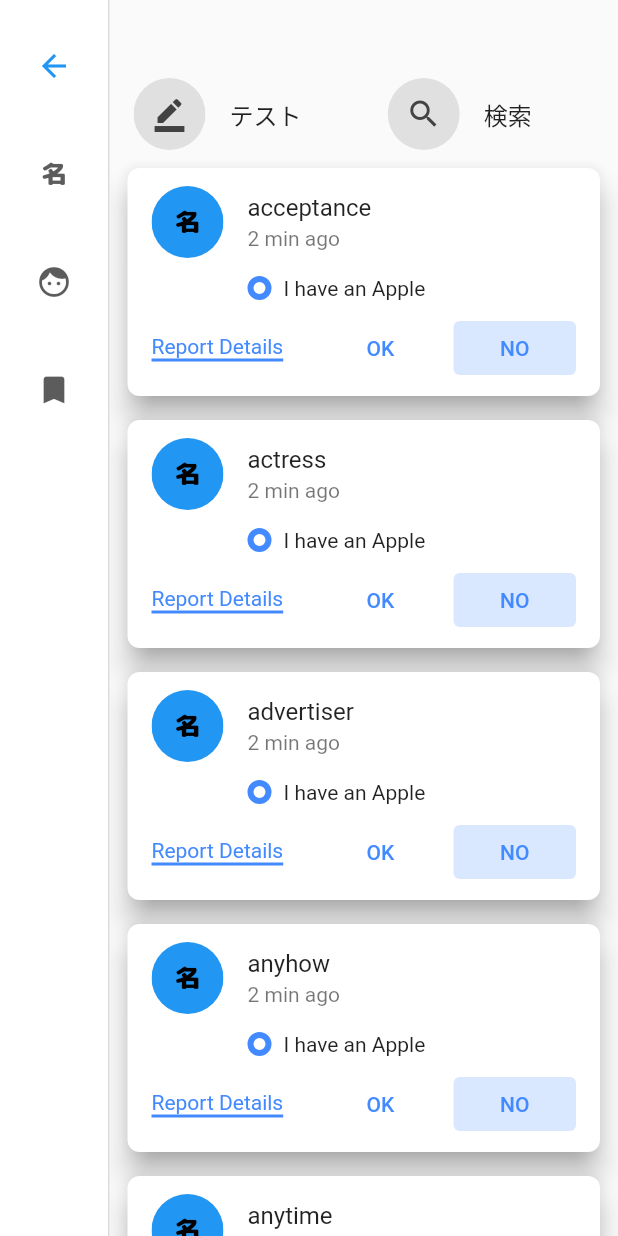
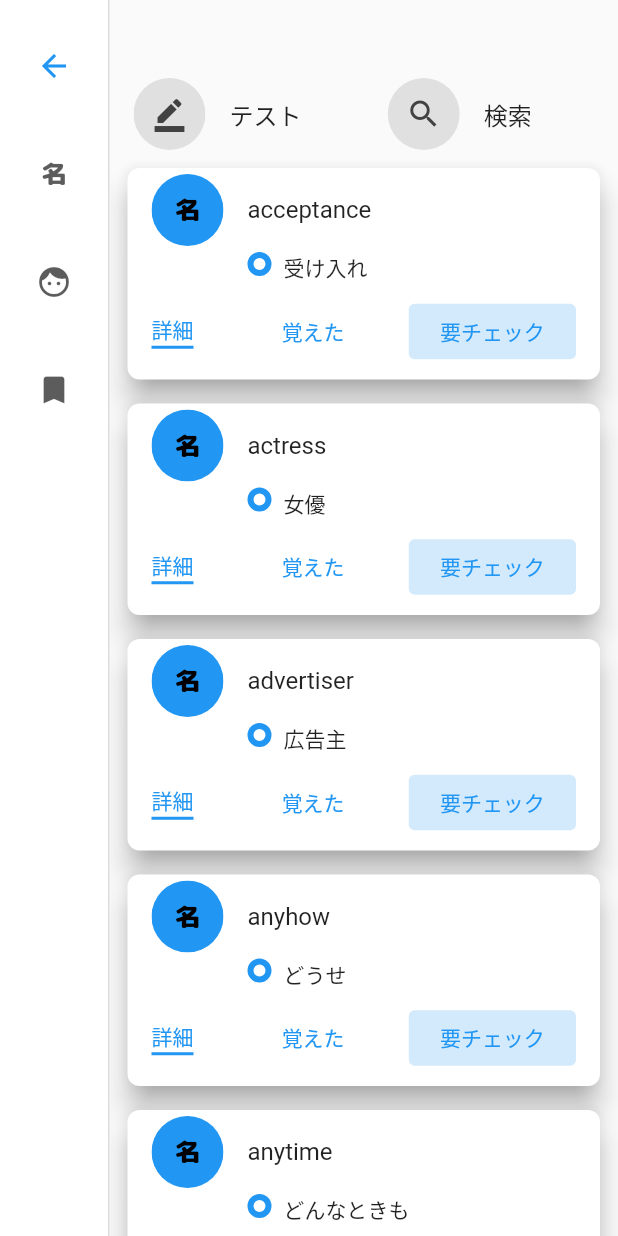
Before and after one commit to shunsuke8935/FLUTTER_EITANGO, a Flutter app: the screen it shows after launch, after a tap on "名詞", on a phone screen of 412 x 824 dp. Run offline on Flutter 3.47's test engine with Material 2 defaults, Android fonts, the phone set to English and light mode, and no system bars; our stand-ins replace sqflite; accounts and stored records are empty.

Commit message:
flutter開発

```diff
--- a/fluttereitango/lib/pages/listpage/wordheader.dart
+++ b/fluttereitango/lib/pages/listpage/wordheader.dart
@@ -155,7 +155,7 @@ class _PostsHeader extends StatelessWidget {
 
 class _Post extends StatelessWidget {
   final String name;
-  final String message;
+  final String mean;
   final String textReason;
   final Color colorPrimary;
   final Color colorPositive;
@@ -167,7 +167,7 @@ class _Post extends StatelessWidget {
   const _Post(
       {Key? key,
       required this.name,
-      required this.message,
+      required this.mean,
       required this.textReason,
       required this.colorPrimary,
       required this.colorPositive,
@@ -194,7 +194,6 @@ class _Post extends StatelessWidget {
                 child: _PartContainer(part),
               ),
               title: Text(name),
-              subtitle: Text('2 min ago'),
             ),
             Container(
               padding: EdgeInsets.symmetric(horizontal: 8),
@@ -211,7 +210,7 @@ class _Post extends StatelessWidget {
                     ),
                   ),
                   SizedBox(width: 8),
-                  Flexible(child: Text(message)),
+                  Flexible(child: Text(mean)),
                 ],
               ),
             ),
@@ -227,7 +226,7 @@ class _Post extends StatelessWidget {
                     ),
                     child: Text(
                       textReason,
-                      style: TextStyle(color: Colors.blueAccent),
+                      style: TextStyle(color: colorPrimary),
                     ),
                   ),
                   SizedBox(width: 24),
@@ -262,9 +261,19 @@ class _Post extends StatelessWidget {
 }
 
 class _PostGreen extends StatelessWidget {
-  _PostGreen(this.word, this.part);
+  _PostGreen(this.word, this.part, this.mean);
   String word;
   String part;
+  String mean;
+
+  Map someColor = {
+    "名詞": Colors.blue,
+    "動詞": Colors.red,
+    "形容詞": Colors.green,
+    "副詞": Colors.orange,
+    "助動詞": Colors.black,
+    "前置詞": Colors.greenAccent
+  };
 
   @override
   Widget build(BuildContext context) {
@@ -272,13 +281,13 @@ class _PostGreen extends StatelessWidget {
       //ここにfirestoreから取得した英単語を入れる
       name: word,
       //ここに例文を入れる
-      message: 'I have an Apple',
-      textReason: 'Report Details',
-      colorPrimary: Colors.blueAccent,
-      colorPositive: Colors.blueAccent,
-      textPositive: 'NO',
-      colorNegative: Colors.blueAccent,
-      textNegative: 'OK',
+      mean: mean,
+      textReason: "詳細",
+      colorPrimary: someColor[part],
+      colorPositive: someColor[part],
+      textPositive: '要チェック',
+      colorNegative: someColor[part],
+      textNegative: '覚えた',
       part: part,
     );
   }
@@ -307,7 +316,8 @@ class _PostListState extends State<PostList> {
           Expanded(
               child: ListView.builder(
             itemBuilder: (BuildContext context, int index) {
-              return _PostGreen(partList[index]["word"], widget.part);
+              return _PostGreen(partList[index]["word"], widget.part,
+                  partList[index]["mean"]);
             },
             itemCount: partList.length,
           ))
```
Also changed, not shown: fluttereitango/lib/database/database_helper.dart (+9 -0 lines), fluttereitango/lib/pages/listpage/wordlistpage.dart (+0 -29 lines), fluttereitango/lib/pages/testpage/testicon.dart (+4 -63 lines), fluttereitango/lib/pages/testpage/testlist.dart (+88 -16 lines).
